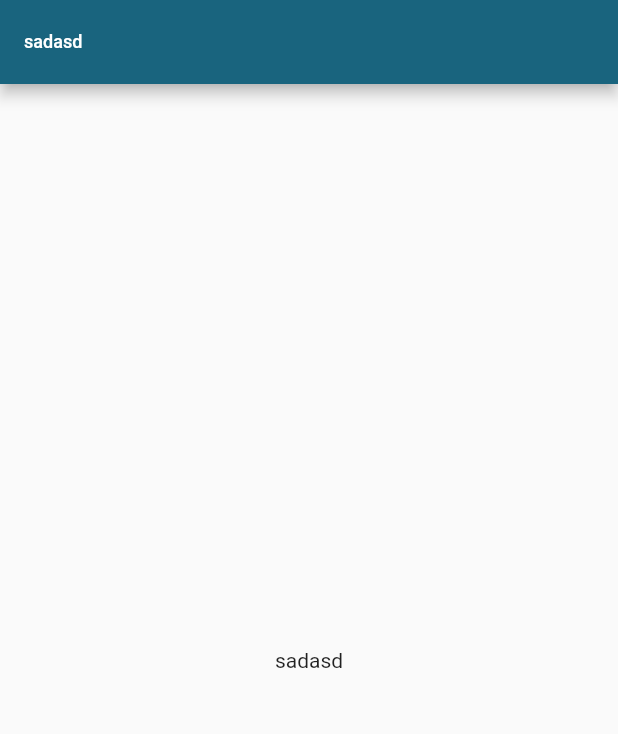
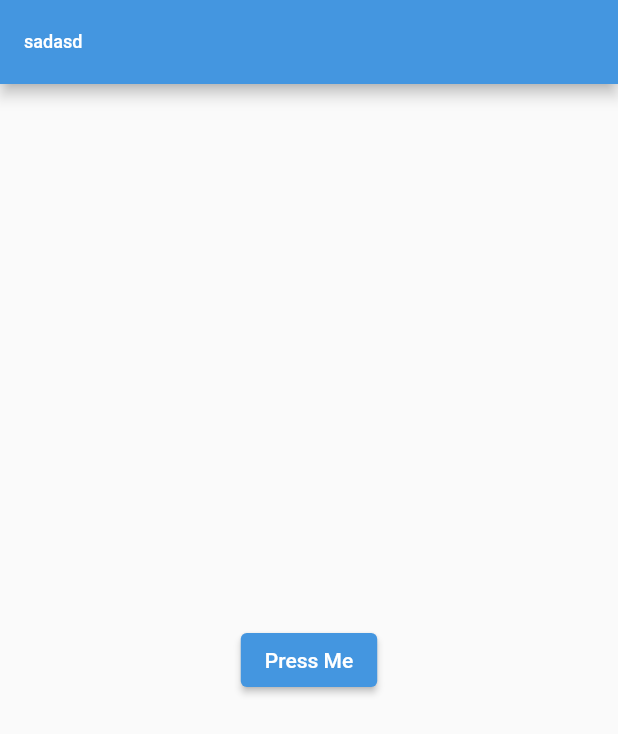
Before and after one commit to Aman2two/customtheme, a Flutter app: the screen it shows after launch, on a phone screen of 412 x 824 dp. Shown: the top 734 px of the screen. Run offline on Flutter 3.47's test engine with Material 2 defaults, Android fonts, the phone set to English and light mode, and no system bars; our stand-ins replace get_it.

Commit message:
theme added for 2 customers

```diff
--- a/lib/main.dart
+++ b/lib/main.dart
@@ -25,16 +25,16 @@ class MyApp extends StatelessWidget {
       title: 'Flutter Demo',
       debugShowCheckedModeBanner: false,
       theme: ThemeData(
-          colorScheme: themeManager.getThemeData(userTypeCustomer).lightTheme),
+          colorScheme: themeManager.getThemeData(userTypeAdmin).lightTheme),
       darkTheme: ThemeData(
-          colorScheme: themeManager.getThemeData(userTypeCustomer).darkTheme),
+          colorScheme: themeManager.getThemeData(userTypeAdmin).darkTheme),
       themeMode: ThemeMode.system,
       home: Scaffold(
           appBar: AppBar(
               title: const Text("sadasd", style: TextStyle(fontSize: 12.0))),
           body: Center(
               child:
-                  GestureDetector(onTap: () {}, child: const Text("sadasd")))),
+                  GestureDetector(onTap: () {}, child:  ElevatedButton(onPressed: (){}, child: Text("Press Me"))))),
     );
   }
 }
```
